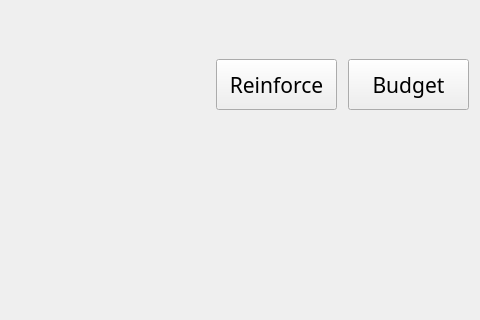
First picture: the form in TankGame/shop.ui, repository anlowee/TankGame, before the edit; both pictures show x 573 to 1053 and y 0 to 320 of the 1053 by 639 pixel window.
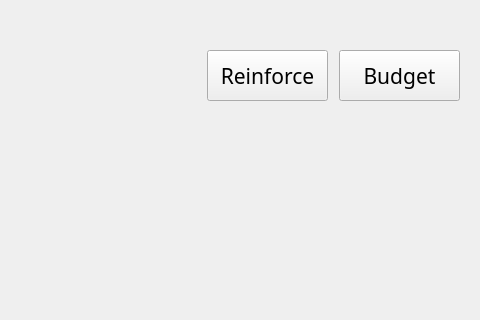
Second picture: the form after the edit. Icons and pictures are not drawn.

Patch:
```diff
--- a/TankGame/shop.ui
+++ b/TankGame/shop.ui
@@ -31,24 +31,12 @@
   <widget class="QStackedWidget" name="stackedWidget">
    <property name="geometry">
     <rect>
-     <x>9</x>
-     <y>9</y>
-     <width>1035</width>
-     <height>621</height>
+     <x>0</x>
+     <y>0</y>
+     <width>1053</width>
+     <height>639</height>
     </rect>
    </property>
-   <property name="minimumSize">
-    <size>
-     <width>1035</width>
-     <height>621</height>
-    </size>
-   </property>
-   <property name="maximumSize">
-    <size>
-     <width>1035</width>
-     <height>621</height>
-    </size>
-   </property>
    <property name="styleSheet">
     <string notr="true"/>
    </property>
```
